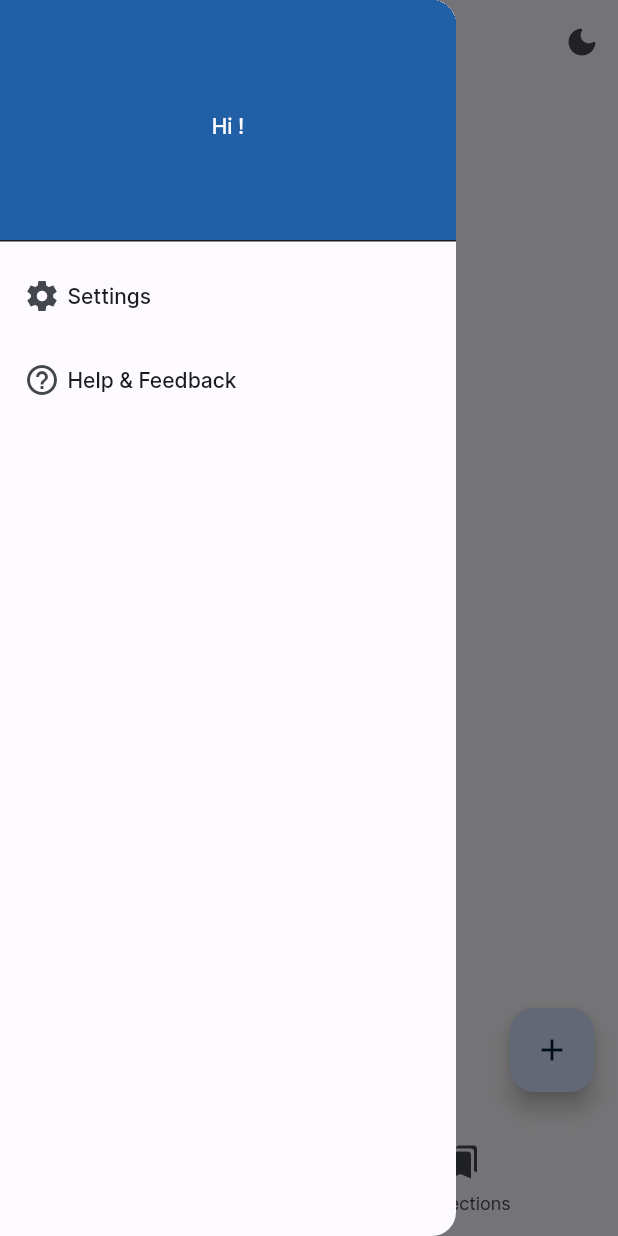
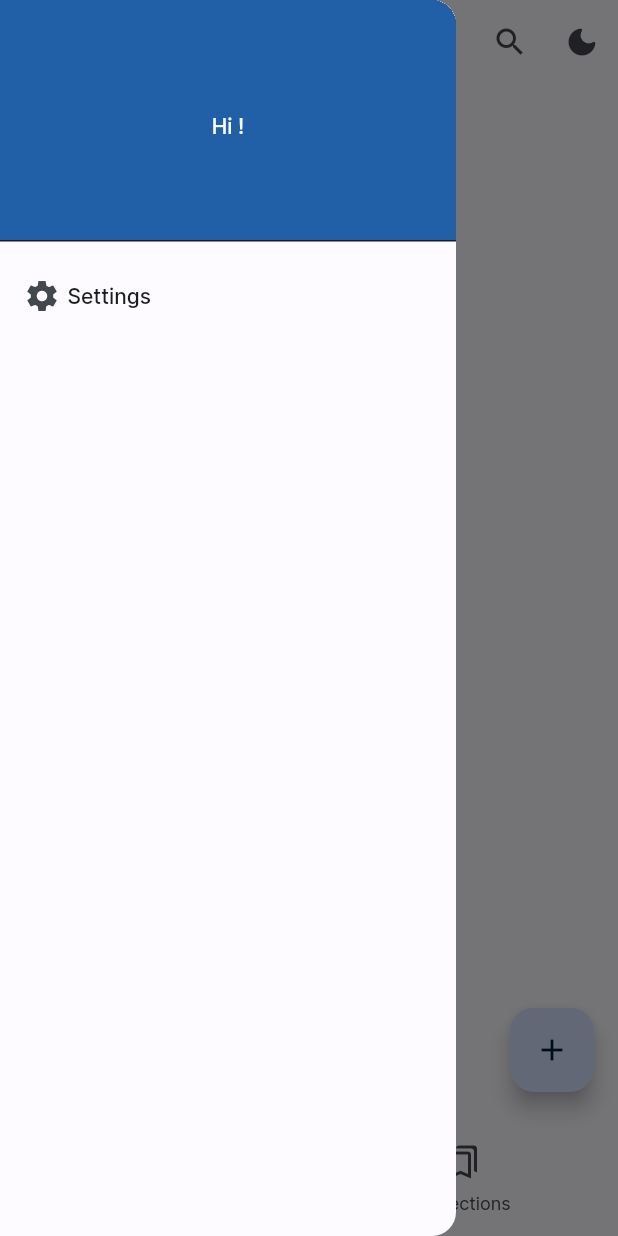
Before and after one commit to rajenderK7/memit, a Flutter app: the MainScaffold screen opened directly with empty values, with the side drawer open, on a phone screen of 412 x 824 dp. Run offline on Flutter 3.47's test engine with Material 2 defaults, Android fonts, the phone set to English and light mode, and no system bars; our stand-ins replace flutter_riverpod, go_router, google_fonts, share_plus, shared_preferences, sqflite; missing offline and left inert: flutter_quill, flutter_quill_extensions; accounts and stored records are empty.

Commit message:
Feat: Search bar and Ref drawer

```diff
--- a/lib/pages/onboarding_page.dart
+++ b/lib/pages/onboarding_page.dart
@@ -37,7 +37,7 @@ class _OnboardingPageState extends State<OnboardingPage> {
           ),
           const SizedBox(height: 20.0),
           const Text(
-            "Just one thing!\nWhat is you name?",
+            "Just one thing..\nWhat is you name?",
             textAlign: TextAlign.center,
             style: TextStyle(fontSize: 24, fontWeight: FontWeight.bold),
           ),
@@ -69,7 +69,7 @@ class _OnboardingPageState extends State<OnboardingPage> {
           ),
           const SizedBox(height: 30.0),
           const Text(
-            "With Memit take notes, todos and\nanything you want in a rich editing environment ✨",
+            "With Memit take notes, todos and\nanything you want in a rich editing environment 🚀",
             textAlign: TextAlign.center,
             style: TextStyle(
               fontSize: 15,
--- a/lib/pages/read_note_page.dart
+++ b/lib/pages/read_note_page.dart
@@ -74,7 +74,7 @@ class _ReadNotePageState extends ConsumerState<ReadNotePage> {
   }
 
   // TODO: Implement sharing the note while
-  // retaining all the delta features maybe
+  // retaining all the delta features, maybe
   // as a text file or Memit note itself.
   Future<void> _shareNote() async {
     var text = _quillController.document.toPlainText();
--- a/lib/shared/memit_app_bar.dart
+++ b/lib/shared/memit_app_bar.dart
@@ -1,17 +1,26 @@
 import 'package:flutter/material.dart';
 import 'package:flutter_riverpod/flutter_riverpod.dart';
+import 'package:memit/pages/home_page.dart';
 import 'package:memit/shared/constants.dart';
+import 'package:memit/shared/memit_search_delegate.dart';
 import 'package:memit/utils/dark_theme_provider.dart';
 
-class MemitAppBar extends StatelessWidget implements PreferredSizeWidget {
+class MemitAppBar extends ConsumerWidget implements PreferredSizeWidget {
   const MemitAppBar({super.key});
 
   @override
-  Widget build(BuildContext context) {
+  Widget build(BuildContext context, WidgetRef ref) {
     return AppBar(
       title: const Text(Constants.appName),
       centerTitle: true,
       actions: [
+        IconButton(
+            onPressed: () {
+              showSearch(
+                  context: context,
+                  delegate: MemitSearchDelegate(ref.read(notesProvider)));
+            },
+            icon: const Icon(Icons.search)),
         Consumer(builder: (context, ref, child) {
           final bool darkMode = ref.watch(darkThemeProvider);
           return IconButton(
--- a/lib/widgets/bottom_navbar.dart
+++ b/lib/widgets/bottom_navbar.dart
@@ -42,7 +42,7 @@ class BottomNavbar extends StatelessWidget {
         NavigationDestination(
           label: "Collections",
           icon: Icon(
-            Icons.bookmarks,
+            Icons.bookmarks_outlined,
           ),
           tooltip: "Collections",
         ),
--- a/lib/widgets/memit_drawer.dart
+++ b/lib/widgets/memit_drawer.dart
@@ -2,7 +2,6 @@ import 'package:flutter/material.dart';
 import 'package:flutter_riverpod/flutter_riverpod.dart';
 import 'package:go_router/go_router.dart';
 import 'package:memit/utils/user_info_provider.dart';
-import 'package:shared_preferences/shared_preferences.dart';
 
 class MemitDrawer extends StatelessWidget {
   const MemitDrawer({
@@ -40,18 +39,18 @@ class MemitDrawer extends StatelessWidget {
               context.push("/settings");
             },
           ),
-          ListTile(
-            horizontalTitleGap: 5,
-            style: ListTileStyle.list,
-            leading: const Icon(Icons.help_outline),
-            title: const Text('Help & Feedback'),
-            onTap: () {
-              // final prefs = await SharedPreferences.getInstance();
-              // prefs.setBool("onBoarded", false);
-              // TODO: Update the state of the app.
-              // ...
-            },
-          ),
+          // ListTile(
+          //   horizontalTitleGap: 5,
+          //   style: ListTileStyle.list,
+          //   leading: const Icon(Icons.help_outline),
+          //   title: const Text('Help & Feedback'),
+          //   onTap: () {
+          //     // final prefs = await SharedPreferences.getInstance();
+          //     // prefs.setBool("onBoarded", false);
+          //     // TODO: Update the state of the app.
+          //     // ...
+          //   },
+          // ),
         ],
       ),
     );
--- a/lib/widgets/note_card.dart
+++ b/lib/widgets/note_card.dart
@@ -59,6 +59,8 @@ class NoteCard extends ConsumerWidget {
   @override
   Widget build(BuildContext context, WidgetRef ref) {
     return Card(
+      color: Theme.of(context).colorScheme.surfaceVariant,
+      elevation: 0.0,
       clipBehavior: Clip.hardEdge,
       margin: const EdgeInsets.symmetric(horizontal: 8.0, vertical: 6.0),
       child: InkWell(
```
Also changed, not shown: lib/pages/home_page.dart (+2 -5 lines), lib/shared/memit_search_delegate.dart (added, +57 -0 lines).
